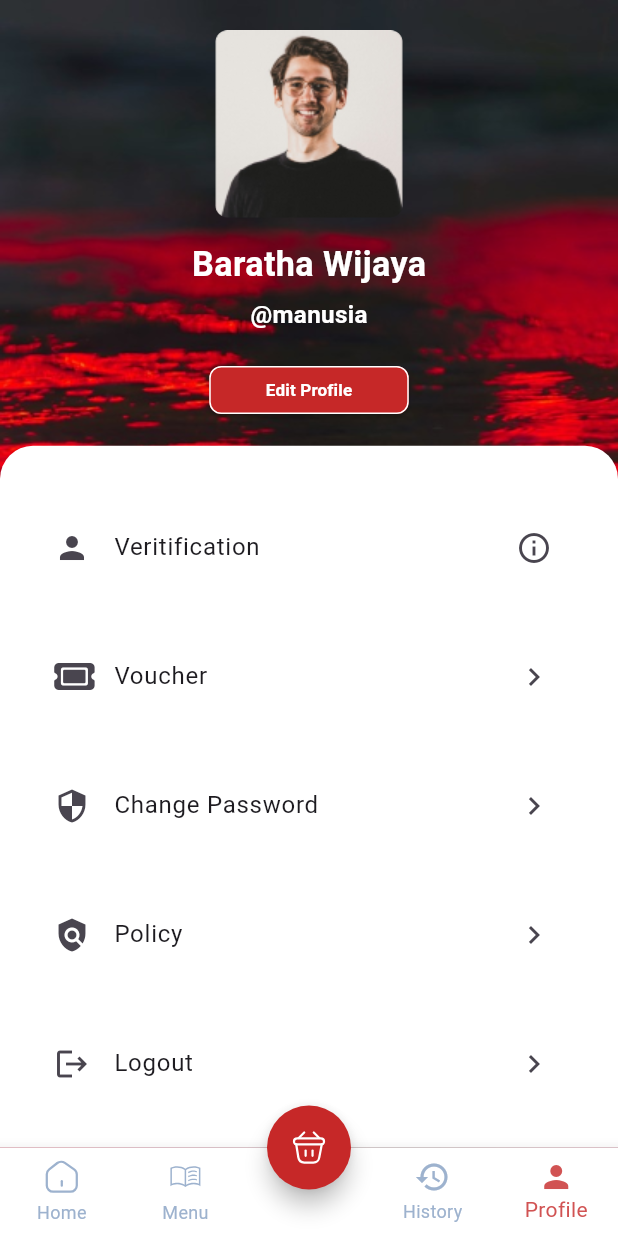
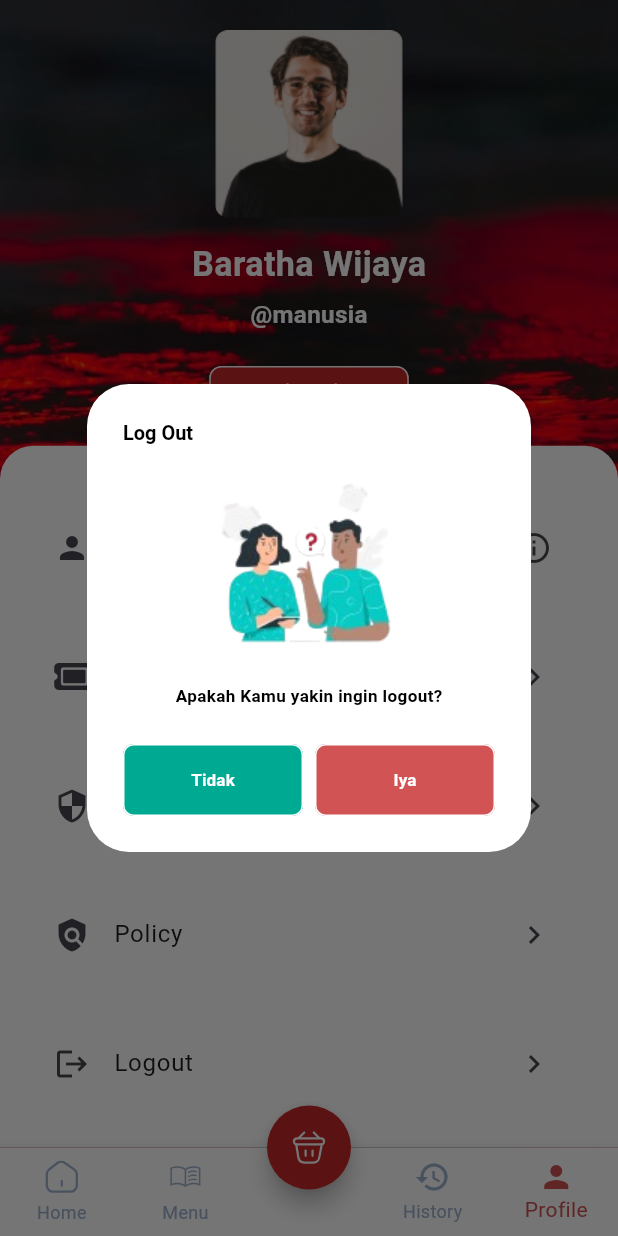
Before and after one commit to Shade2012/warmindo_user_ui, a Flutter app: the BottomNavbar screen opened by its route, item 5 of the bottom bar chosen, after a tap on "Logout", on a phone screen of 412 x 824 dp. Run offline on Flutter 3.47's test engine with Material 3 defaults, Android fonts, the phone set to English and light mode, and no system bars; our stand-ins replace flutter_svg, font_awesome_flutter, get, google_fonts, smooth_page_indicator; Roboto replaces fonts that are missing (Oxygen).

Commit message:
style: [AF] add dialog logout

```diff
--- a/lib/pages/profile_page/view/profile_page.dart
+++ b/lib/pages/profile_page/view/profile_page.dart
@@ -7,6 +7,7 @@ import 'package:warmindo_user_ui/utils/themes/color_themes.dart';
 import 'package:warmindo_user_ui/utils/themes/image_themes.dart';
 import 'package:warmindo_user_ui/utils/themes/textstyle_themes.dart';
 import 'package:warmindo_user_ui/widget/popup_veritification.dart';
+import 'package:warmindo_user_ui/widget/reusable_dialog.dart';
 
 class ProfilePage extends StatelessWidget {
   const ProfilePage({Key? key});
@@ -144,7 +145,29 @@ class ProfilePage extends StatelessWidget {
                         title: Text('Logout'),
                         trailing: Icon(Icons.chevron_right),
                         onTap: () {
-                          // Aksi saat item di tap
+                          showDialog(
+                            context: context,
+                            builder: (BuildContext context) {
+                              return ReusableDialog(
+                                title: "Log Out",
+                                content: "Apakah Kamu yakin ingin logout?",
+                                cancelText: "Tidak",
+                                confirmText: "Iya",
+                                onCancelPressed: () {
+                                  Navigator.of(context).pop();
+                                },
+                                onConfirmPressed: () {
+                                  Navigator.of(context).pop();
+                                  Get.toNamed(Routes.LOGIN_PAGE);
+                                },
+                                cancelButtonColor:
+                                    ColorResources.cancelButttonColor,
+                                confirmButtonColor:
+                                    ColorResources.confirmButtonColor,
+                                dialogImage: Image.asset(Images.askDialog),
+                              );
+                            },
+                          );
                         },
                       ),
                     ],
--- a/lib/utils/themes/color_themes.dart
+++ b/lib/utils/themes/color_themes.dart
@@ -48,4 +48,9 @@ class ColorResources {
 
   //Verify Status
   static const Color verifyStatus = Color(0xFFD15353);
+
+  //reusable dialog
+  static const Color confirmButtonColor = Color(0xFFD15353);
+  static const Color cancelButttonColor = Color(0xFF00A991);
+
 }
--- a/lib/utils/themes/image_themes.dart
+++ b/lib/utils/themes/image_themes.dart
@@ -6,4 +6,5 @@ class Images {
   static const String onboard3 = 'assets/images/Onboard3.png';
   static const String profile = 'assets/images/profile.png';
   static const String profilebg = 'assets/images/profilebg.png';
+  static const String askDialog = 'assets/images/ask.png';
 }
--- a/lib/utils/themes/textstyle_themes.dart
+++ b/lib/utils/themes/textstyle_themes.dart
@@ -152,3 +152,22 @@ TextStyle verifyStatusTextStyle = GoogleFonts.oxygen(
         color: secondaryTextColor,
         fontWeight: FontWeight.bold,
         fontSize: figmaFontsize(14)));
+
+TextStyle contentDialogButtonTextStyle = GoogleFonts.oxygen(
+    textStyle: TextStyle(
+        color: primaryTextColor,
+        fontWeight: FontWeight.bold,
+        fontSize: figmaFontsize(12)));
+
+TextStyle titleDialogButtonTextStyle = GoogleFonts.oxygen(
+    textStyle: TextStyle(
+        color: primaryTextColor,
+        fontWeight: FontWeight.bold,
+        fontSize: figmaFontsize(14)));
+
+
+TextStyle dialogButtonTextStyle = GoogleFonts.oxygen(
+    textStyle: TextStyle(
+        color: secondaryTextColor,
+        fontWeight: FontWeight.bold,
+        fontSize: figmaFontsize(12)));
--- /dev/null
+++ b/lib/widget/reusable_dialog.dart
@@ -0,0 +1,87 @@
+import 'package:flutter/material.dart';
+import 'package:warmindo_user_ui/utils/themes/color_themes.dart';
+import 'package:warmindo_user_ui/utils/themes/textstyle_themes.dart';
+
+class ReusableDialog extends StatelessWidget {
+  final String title;
+  final String content;
+  final String cancelText;
+  final String confirmText;
+  final Function onCancelPressed;
+  final Function onConfirmPressed;
+  final Color cancelButtonColor;
+  final Color confirmButtonColor;
+  final Color cancelButtonTextColor;
+  final Color confirmButtonTextColor;
+  final Widget? dialogImage;
+
+  ReusableDialog({
+    required this.title,
+    required this.content,
+    required this.cancelText,
+    required this.confirmText,
+    required this.onCancelPressed,
+    required this.onConfirmPressed,
+    this.cancelButtonColor = Colors.red,
+    this.confirmButtonColor = Colors.green,
+    this.cancelButtonTextColor = Colors.white,
+    this.confirmButtonTextColor = Colors.white,
+    this.dialogImage,
+  });
+
+  @override
+  Widget build(BuildContext context) {
+    return AlertDialog(
+      backgroundColor: ColorResources.backgroundColor,
+      title: Text(
+        title,
+        style: titleDialogButtonTextStyle,
+      ),
+      content: Column(
+        mainAxisSize: MainAxisSize.min,
+        children: [
+          if (dialogImage != null) dialogImage!,
+          SizedBox(height: dialogImage != null ? 20 : 0),
+          Text(
+            content,
+            style: contentDialogButtonTextStyle,
+          ),
+        ],
+      ),
+      actions: [
+        TextButton(
+          onPressed: onCancelPressed as void Function()?,
+          style: TextButton.styleFrom(
+            minimumSize: Size(120, 48),
+            shape: RoundedRectangleBorder(
+              borderRadius: BorderRadius.circular(7.0),
+              side: BorderSide(color: Colors.white),
+            ),
+            backgroundColor: cancelButtonColor,
+            foregroundColor: cancelButtonTextColor,
+          ),
+          child: Text(
+            cancelText,
+            style: dialogButtonTextStyle,
+          ),
+        ),
+        TextButton(
+          onPressed: onConfirmPressed as void Function()?,
+          style: TextButton.styleFrom(
+            minimumSize: Size(120, 48),
+            shape: RoundedRectangleBorder(
+              borderRadius: BorderRadius.circular(7.0),
+              side: BorderSide(color: Colors.white),
+            ),
+            backgroundColor: confirmButtonColor,
+            foregroundColor: confirmButtonTextColor,
+          ),
+          child: Text(
+            confirmText,
+            style: dialogButtonTextStyle,
+          ),
+        ),
+      ],
+    );
+  }
+}
```
Also changed, not shown: assets/images/ask.png (added).
